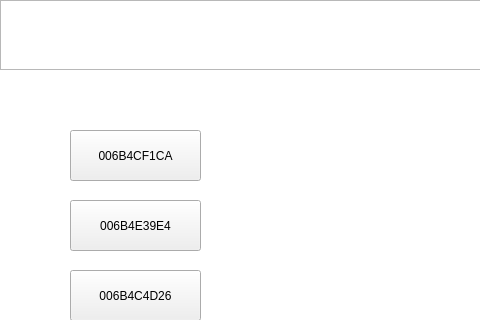
Old version of the form SmartCabinet/Device/devicesimulate.ui in the repository birdman1992/SmartCabinet; both pictures show x 0 to 480 and y 0 to 320 of the 640 by 480 pixel window.
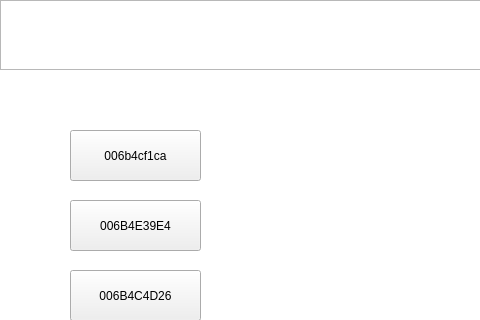
New version of the form.

Diff of the .ui file:
```diff
--- a/SmartCabinet/Device/devicesimulate.ui
+++ b/SmartCabinet/Device/devicesimulate.ui
@@ -72,7 +72,7 @@
         <enum>Qt::NoFocus</enum>
        </property>
        <property name="text">
-        <string>006B4CF1CA</string>
+        <string>006b4cf1ca</string>
        </property>
       </widget>
       <widget class="QPushButton" name="pushButton_2">
```
